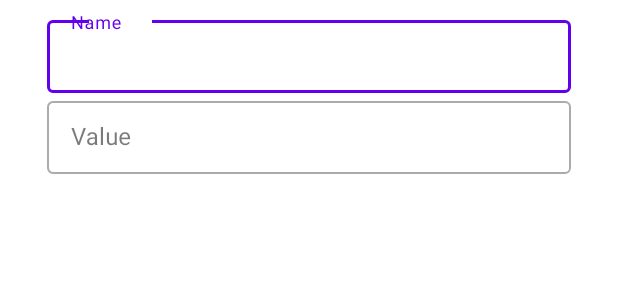
After one commit to MuntashirAkon/SetEdit, an Android app: the layout dialog_new.xml on its own in the app's theme, with its tools: preview values and no code run, on a phone screen of 412 x 824 dp. The commit adds this screen. Shown: the top 300 px of the screen. Run offline under Robolectric (Android 15) with nearby library versions, the phone set to English and light mode, and no system bars.

Commit message:
Show key-value fields both in the same window for new items

```diff
--- a/app/src/main/res/layout/dialog_edit.xml
+++ b/app/src/main/res/layout/dialog_edit.xml
@@ -11,8 +11,7 @@
         android:paddingEnd="15dp"
         android:paddingTop="15dp"
         android:layout_width="match_parent"
-        android:layout_height="wrap_content"
-        style="?android:attr/buttonBarStyle">
+        android:layout_height="wrap_content">
 
         <androidx.appcompat.widget.LinearLayoutCompat
             android:layout_width="match_parent"
--- /dev/null
+++ b/app/src/main/res/layout/dialog_new.xml
@@ -0,0 +1,58 @@
+<?xml version="1.0" encoding="utf-8"?>
+<ScrollView xmlns:android="http://schemas.android.com/apk/res/android"
+    android:layout_width="match_parent"
+    android:layout_height="match_parent"
+    xmlns:tools="http://schemas.android.com/tools">
+
+    <androidx.appcompat.widget.LinearLayoutCompat
+        android:orientation="vertical"
+        android:paddingStart="15dp"
+        android:paddingEnd="15dp"
+        android:paddingTop="8dp"
+        android:layout_width="match_parent"
+        android:layout_height="wrap_content">
+
+        <com.google.android.material.textfield.TextInputLayout
+            style="@style/AppTheme.TextInputLayout"
+            android:layout_width="match_parent"
+            android:layout_height="match_parent"
+            android:hint="@string/name">
+
+            <com.google.android.material.textfield.TextInputEditText
+                android:id="@+id/txtName"
+                style="@style/TextAppearance.MaterialComponents.Subtitle1"
+                android:layout_width="match_parent"
+                android:layout_height="wrap_content"
+                android:layout_marginStart="16sp"
+                android:layout_marginLeft="16sp"
+                android:layout_marginEnd="16sp"
+                android:layout_marginRight="16sp"
+                android:inputType="textMultiLine"
+                android:textSize="16sp"
+                tools:text="@tools:sample/lorem[7]" />
+
+        </com.google.android.material.textfield.TextInputLayout>
+
+        <com.google.android.material.textfield.TextInputLayout
+            style="@style/AppTheme.TextInputLayout"
+            android:layout_width="match_parent"
+            android:layout_height="match_parent"
+            android:hint="@string/value">
+
+            <com.google.android.material.textfield.TextInputEditText
+                android:id="@+id/txtValue"
+                style="@style/TextAppearance.MaterialComponents.Subtitle1"
+                android:layout_width="match_parent"
+                android:layout_height="wrap_content"
+                android:layout_marginStart="16sp"
+                android:layout_marginLeft="16sp"
+                android:layout_marginEnd="16sp"
+                android:layout_marginRight="16sp"
+                android:inputType="textMultiLine"
+                android:textSize="16sp"
+                tools:text="@tools:sample/lorem[7]" />
+
+        </com.google.android.material.textfield.TextInputLayout>
+
+    </androidx.appcompat.widget.LinearLayoutCompat>
+</ScrollView>
--- a/app/src/main/res/values/strings.xml
+++ b/app/src/main/res/values/strings.xml
@@ -18,4 +18,5 @@
     <string name="new_item">New Item</string>
     <string name="close">Close</string>
     <string name="value">Value</string>
+    <string name="name">Name</string>
 </resources>
```
Also changed, not shown: app/src/main/java/io/github/muntashirakon/setedit/EditorActivity.java (+18 -24 lines), app/src/main/java/io/github/muntashirakon/setedit/IEditorActivity.java (deleted, +0 -9 lines), app/src/main/res/layout/dialog_editor.xml (deleted, +0 -22 lines).
